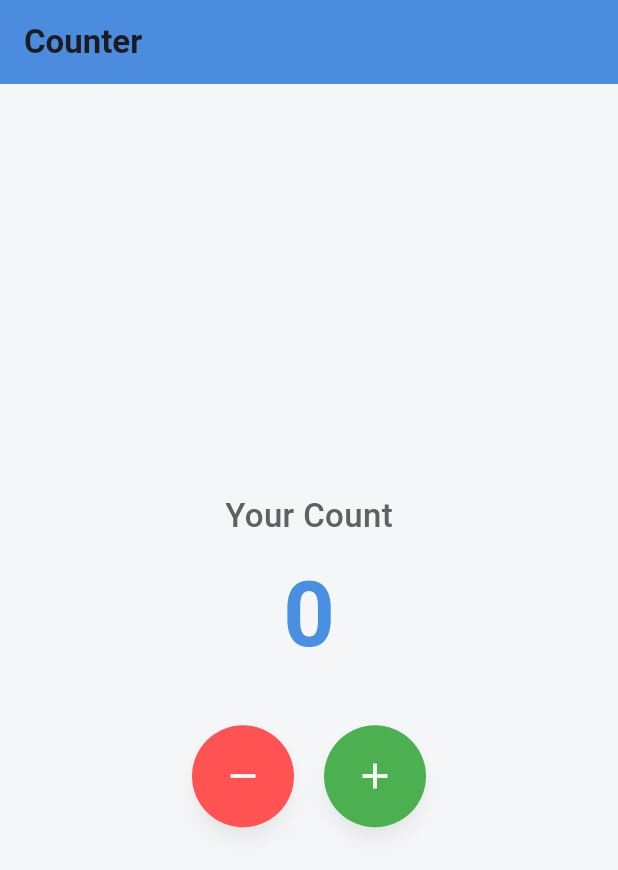
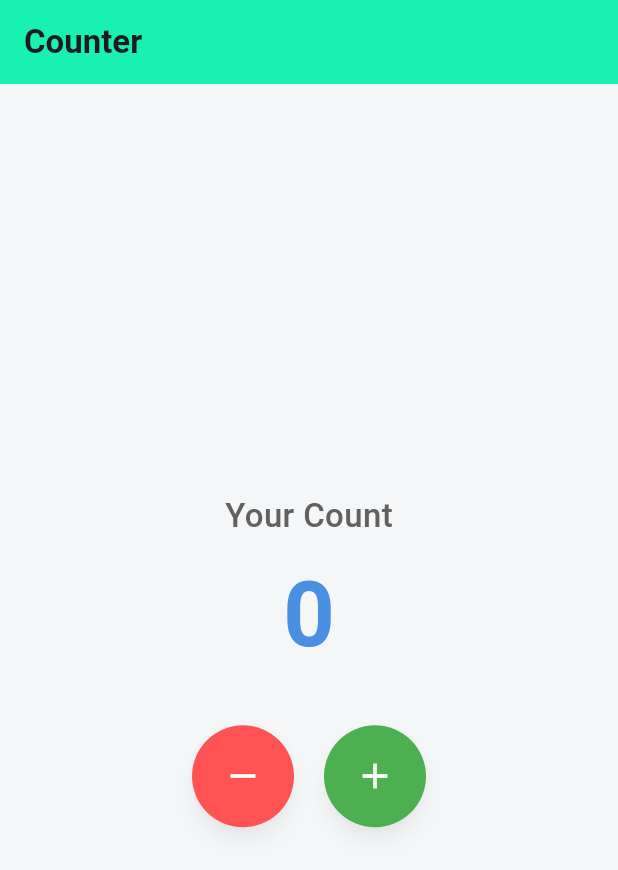
Before and after one commit to Real-Ibrahim/flutter-week2-todo-app, a Flutter app: the screen it shows after launch, on a phone screen of 412 x 824 dp. Shown: the top 870 px of the screen. Run offline on Flutter 3.47's test engine with Material 3 defaults, Android fonts, the phone set to English and light mode, and no system bars; our stand-ins replace shared_preferences.

Commit message:
RUnning week 2

```diff
--- a/lib/main.dart
+++ b/lib/main.dart
@@ -11,9 +11,10 @@ class MyApp extends StatelessWidget {
   @override
   Widget build(BuildContext context) {
     return MaterialApp(
+      debugShowCheckedModeBanner: false,
       title: 'Counter App',
       theme: ThemeData(
-        primaryColor: Color(0xFF4A90E2),
+        primaryColor: Color.fromARGB(255, 14, 236, 176),
         scaffoldBackgroundColor: Color(0xFFF4F6F8),
         textTheme: TextTheme(
           bodyMedium: TextStyle(fontSize: 18, fontWeight: FontWeight.w500),
@@ -68,7 +69,7 @@ class _CounterScreenState extends State<CounterScreen> {
     return Scaffold(
       appBar: AppBar(
         title: Text('Counter', style: TextStyle(fontWeight: FontWeight.w600)),
-        backgroundColor: Color(0xFF4A90E2),
+        backgroundColor: Color.fromARGB(255, 18, 253, 178),
         elevation: 2,
       ),
       body: SafeArea(
```
Also changed, not shown: 1 other file.
